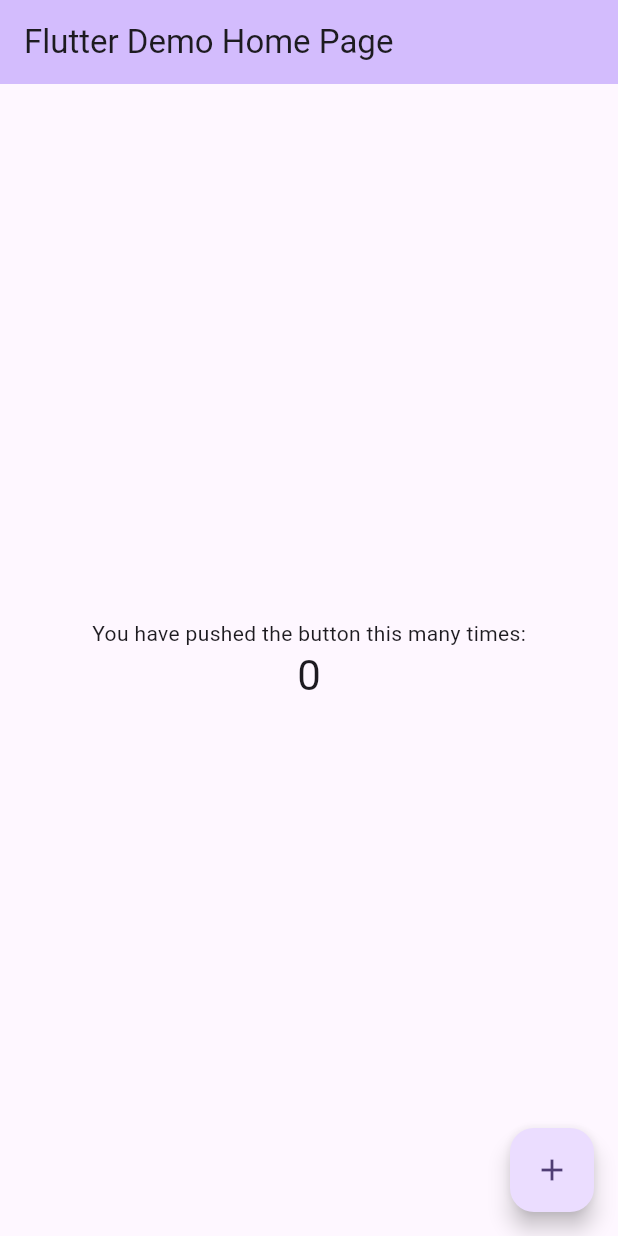
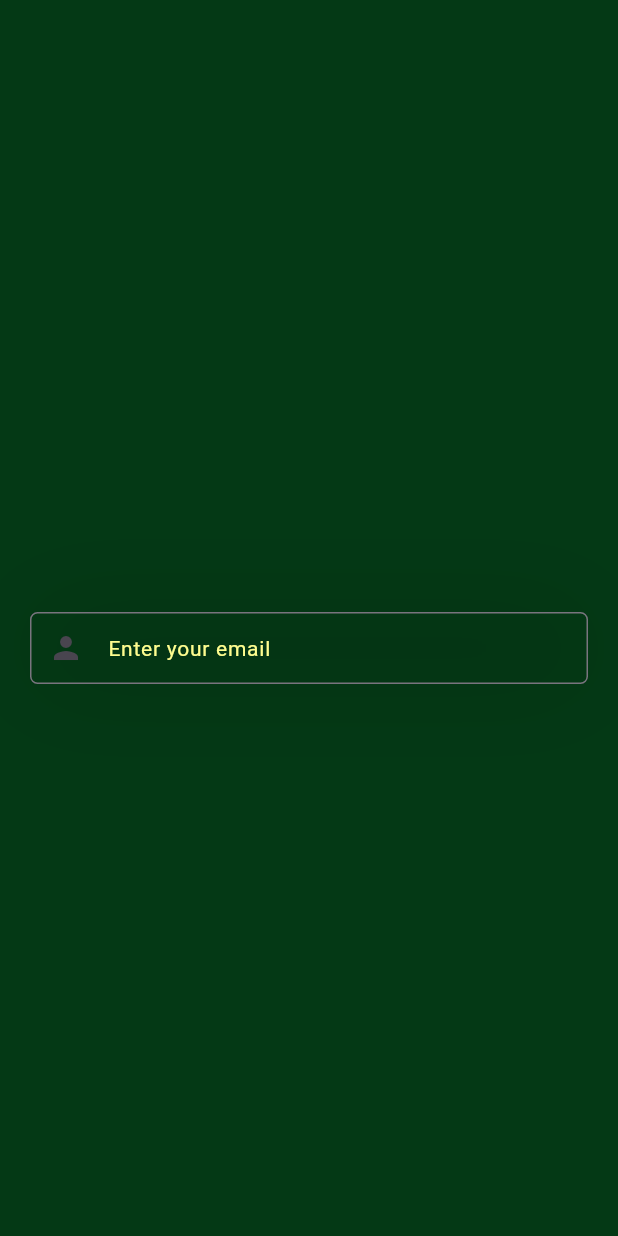
Before and after one commit to NtimaneKamohelo/thuto, a Flutter app: the screen it shows after launch, on a phone screen of 412 x 824 dp. Run offline on Flutter 3.47's test engine with Material 3 defaults, Android fonts, the phone set to English and light mode, and no system bars.

Commit message:
Login Screen

```diff
--- /dev/null
+++ b/thuto_frontend/lib/config/constants/app_colors.dart
@@ -0,0 +1,13 @@
+import 'package:flutter/material.dart';
+
+class AppColors {
+  static const Color primary = Color(0xFF4C763B);
+  static const Color secondary = Color(0xFFB0CE88);
+  static const Color background = Color(0xFF043915);
+
+  //Text
+  static const Color textPrimary = Color(0xFFFFFD8F);
+
+  //Error
+  static const Color error = Color(0xFFD32F2F);
+}
--- /dev/null
+++ b/thuto_frontend/lib/config/constants/app_strings.dart
@@ -0,0 +1,6 @@
+class AppStrings {
+  static const String appName =  "Thuto";
+
+  //Enter username
+  static const String EnterUsername = "Enter your email";
+}
--- /dev/null
+++ b/thuto_frontend/lib/core/utils/textfield_utils.dart
@@ -0,0 +1,53 @@
+import 'package:flutter/material.dart';
+import 'package:thuto_frontend/config/constants/app_colors.dart';
+
+class TextfieldUtils {
+  Widget prefixIcon;
+  // Widget suffixIcon;
+
+  final TextEditingController textEditingController;
+  final bool isPass;
+  final String hintText;
+
+  //Controller
+  TextfieldUtils({
+    required this.prefixIcon,
+    //required this.suffixIcon,
+    required this.hintText,
+    required this.textEditingController,
+    this.isPass = false,
+  });
+
+  //Email Username textfield
+  Container emailUsernameTextField() {
+    return Container(
+      decoration: const BoxDecoration(
+        boxShadow: [
+          BoxShadow(
+            color: Colors.black12,
+            blurRadius: 60,
+          )
+        ]
+      ),
+      margin: const EdgeInsets.only(top:40, left: 20, right: 20),
+      child: TextField(
+        obscureText: isPass,
+        controller: textEditingController,
+        decoration: InputDecoration(
+          fillColor: AppColors.textPrimary,
+          contentPadding: const EdgeInsets.all(10),
+          border: OutlineInputBorder(
+            borderRadius: BorderRadius.circular(5)
+          ),
+          prefixIcon: prefixIcon,
+          hintText: hintText,
+          hintStyle: const TextStyle(
+            color: AppColors.textPrimary,
+            fontSize: 14,
+          )
+        ),
+      ),
+    );
+  }
+
+}
--- /dev/null
+++ b/thuto_frontend/lib/features/auth/presentation/loading_screen.dart
@@ -0,0 +1,58 @@
+import 'package:flutter/material.dart';
+import 'package:thuto_frontend/config/constants/app_colors.dart';
+import 'package:thuto_frontend/config/constants/app_strings.dart';
+import 'package:thuto_frontend/features/auth/presentation/login_screen.dart';
+
+class LoadingScreen extends StatefulWidget {
+  const LoadingScreen({super.key});
+
+  @override
+  State<LoadingScreen> createState() => _LoadingScreenState();
+}
+
+class _LoadingScreenState extends State<LoadingScreen> {
+
+  @override
+  void initState() {
+    super.initState();
+
+    //Simulate a loading process
+    Future.delayed(const Duration(seconds: 5), () {
+      Navigator.pushReplacement(
+        context,
+        MaterialPageRoute(builder: (_) => const LoginScreen()),
+        );
+    });
+  }
+
+  @override
+  Widget build(BuildContext context) {
+    return const Scaffold(
+      backgroundColor: AppColors.background,
+      body: Center(
+        child: Column(
+          mainAxisAlignment: MainAxisAlignment.center,
+          children: [
+            Icon(
+              Icons.library_books_outlined,
+              size: 80,
+              color: Colors.white,
+            ),
+
+            const SizedBox(height: 30),
+
+            //AppName
+            Text(
+              AppStrings.appName,
+              style: TextStyle(
+                fontSize: 75,
+                fontWeight: FontWeight.bold,
+                color: AppColors.textPrimary
+              ),
+            )
+          ],
+        ),
+      ),
+    );
+  }
+}
--- /dev/null
+++ b/thuto_frontend/lib/features/auth/presentation/login_screen.dart
@@ -0,0 +1,37 @@
+import 'package:flutter/material.dart';
+import 'package:thuto_frontend/config/constants/app_strings.dart';
+import 'package:thuto_frontend/core/utils/textfield_utils.dart';
+
+class LoginScreen extends StatefulWidget {
+  const LoginScreen({super.key});
+
+  @override
+  State<LoginScreen> createState() => _LoginScreenState();
+}
+
+class _LoginScreenState extends State<LoginScreen> {
+
+  //Controllers
+  final TextEditingController emailController = TextEditingController();
+
+  @override
+  Widget build(BuildContext context) {
+    return Scaffold(
+      body: Center(
+        child: Column(
+          mainAxisAlignment: MainAxisAlignment.center,
+          crossAxisAlignment: CrossAxisAlignment.center,
+          children: [
+
+            //Username- Email
+            TextfieldUtils(
+              prefixIcon: Icon(Icons.person),
+              hintText: AppStrings.EnterUsername,
+              textEditingController: emailController
+            ).emailUsernameTextField(),
+          ],
+        ),
+      ),
+    );
+  }
+}
--- a/thuto_frontend/lib/main.dart
+++ b/thuto_frontend/lib/main.dart
@@ -1,4 +1,6 @@
 import 'package:flutter/material.dart';
+import 'package:thuto_frontend/config/constants/app_colors.dart';
+import 'package:thuto_frontend/features/auth/presentation/loading_screen.dart';
 
 void main() {
   runApp(const MyApp());
@@ -11,115 +13,13 @@
   @override
   Widget build(BuildContext context) {
     return MaterialApp(
-      title: 'Flutter Demo',
+      debugShowCheckedModeBanner: false,
+      title: 'Thuto',
       theme: ThemeData(
-        // This is the theme of your application.
-        //
-        // TRY THIS: Try running your application with "flutter run". You'll see
-        // the application has a purple toolbar. Then, without quitting the app,
-        // try changing the seedColor in the colorScheme below to Colors.green
-        // and then invoke "hot reload" (save your changes or press the "hot
-        // reload" button in a Flutter-supported IDE, or press "r" if you used
-        // the command line to start the app).
-        //
-        // Notice that the counter didn't reset back to zero; the application
-        // state is not lost during the reload. To reset the state, use hot
-        // restart instead.
-        //
-        // This works for code too, not just values: Most code changes can be
-        // tested with just a hot reload.
-        colorScheme: ColorScheme.fromSeed(seedColor: Colors.deepPurple),
-        useMaterial3: true,
+        scaffoldBackgroundColor: AppColors.background,
       ),
-      home: const MyHomePage(title: 'Flutter Demo Home Page'),
+
+      home: LoadingScreen(),
     );
   }
 }
-
-class MyHomePage extends StatefulWidget {
-  const MyHomePage({super.key, required this.title});
-
-  // This widget is the home page of your application. It is stateful, meaning
-  // that it has a State object (defined below) that contains fields that affect
-  // how it looks.
-
-  // This class is the configuration for the state. It holds the values (in this
-  // case the title) provided by the parent (in this case the App widget) and
-  // used by the build method of the State. Fields in a Widget subclass are
-  // always marked "final".
-
-  final String title;
-
-  @override
-  State<MyHomePage> createState() => _MyHomePageState();
-}
-
-class _MyHomePageState extends State<MyHomePage> {
-  int _counter = 0;
-
-  void _incrementCounter() {
-    setState(() {
-      // This call to setState tells the Flutter framework that something has
-      // changed in this State, which causes it to rerun the build method below
-      // so that the display can reflect the updated values. If we changed
-      // _counter without calling setState(), then the build method would not be
-      // called again, and so nothing would appear to happen.
-      _counter++;
-    });
-  }
-
-  @override
-  Widget build(BuildContext context) {
-    // This method is rerun every time setState is called, for instance as done
-    // by the _incrementCounter method above.
-    //
-    // The Flutter framework has been optimized to make rerunning build methods
-    // fast, so that you can just rebuild anything that needs updating rather
-    // than having to individually change instances of widgets.
-    return Scaffold(
-      appBar: AppBar(
-        // TRY THIS: Try changing the color here to a specific color (to
-        // Colors.amber, perhaps?) and trigger a hot reload to see the AppBar
-        // change color while the other colors stay the same.
-        backgroundColor: Theme.of(context).colorScheme.inversePrimary,
-        // Here we take the value from the MyHomePage object that was created by
-        // the App.build method, and use it to set our appbar title.
-        title: Text(widget.title),
-      ),
-      body: Center(
-        // Center is a layout widget. It takes a single child and positions it
-        // in the middle of the parent.
-        child: Column(
-          // Column is also a layout widget. It takes a list of children and
-          // arranges them vertically. By default, it sizes itself to fit its
-          // children horizontally, and tries to be as tall as its parent.
-          //
-          // Column has various properties to control how it sizes itself and
-          // how it positions its children. Here we use mainAxisAlignment to
-          // center the children vertically; the main axis here is the vertical
-          // axis because Columns are vertical (the cross axis would be
-          // horizontal).
-          //
-          // TRY THIS: Invoke "debug painting" (choose the "Toggle Debug Paint"
-          // action in the IDE, or press "p" in the console), to see the
-          // wireframe for each widget.
-          mainAxisAlignment: MainAxisAlignment.center,
-          children: <Widget>[
-            const Text(
-              'You have pushed the button this many times:',
-            ),
-            Text(
-              '$_counter',
-              style: Theme.of(context).textTheme.headlineMedium,
-            ),
-          ],
-        ),
-      ),
-      floatingActionButton: FloatingActionButton(
-        onPressed: _incrementCounter,
-        tooltip: 'Increment',
-        child: const Icon(Icons.add),
-      ), // This trailing comma makes auto-formatting nicer for build methods.
-    );
-  }
-}
```
